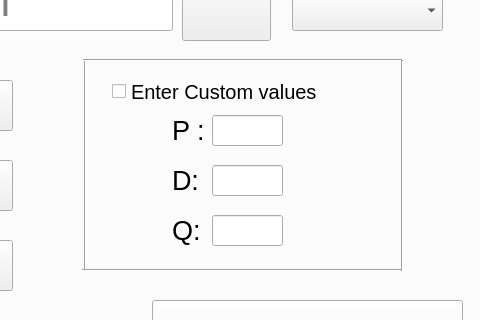
This is JT/gui.ui in jagadeesh-tolnut/Future_job_trends as Qt 5 draws it before an edit; both pictures show x 800 to 1280 and y 292 to 612 of the 1280 by 720 pixel window. The edited form follows.
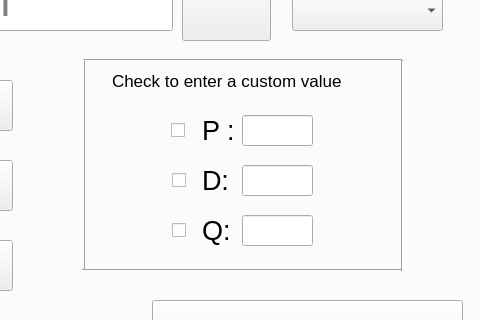
This is the edited form. The open tabs and pages were chosen to show the change. Icons and pictures are not drawn.

```diff
--- a/JT/gui.ui
+++ b/JT/gui.ui
@@ -28,6 +28,12 @@
       <pointsize>40</pointsize>
      </font>
     </property>
+    <property name="cursor">
+     <cursorShape>PointingHandCursor</cursorShape>
+    </property>
+    <property name="layoutDirection">
+     <enum>Qt::LeftToRight</enum>
+    </property>
     <property name="currentIndex">
      <number>3</number>
     </property>
@@ -474,28 +480,10 @@
        <enum>Qt::Horizontal</enum>
       </property>
      </widget>
-     <widget class="QCheckBox" name="checkBox">
-      <property name="geometry">
-       <rect>
-        <x>700</x>
-        <y>300</y>
-        <width>261</width>
-        <height>23</height>
-       </rect>
-      </property>
-      <property name="font">
-       <font>
-        <pointsize>15</pointsize>
-       </font>
-      </property>
-      <property name="text">
-       <string>Enter Custom values</string>
-      </property>
-     </widget>
      <widget class="QLabel" name="label_8">
       <property name="geometry">
        <rect>
-        <x>760</x>
+        <x>790</x>
         <y>330</y>
         <width>51</width>
         <height>41</height>
@@ -513,7 +501,7 @@
      <widget class="QLabel" name="label_9">
       <property name="geometry">
        <rect>
-        <x>760</x>
+        <x>790</x>
         <y>380</y>
         <width>51</width>
         <height>41</height>
@@ -531,7 +519,7 @@
      <widget class="QLabel" name="label_10">
       <property name="geometry">
        <rect>
-        <x>760</x>
+        <x>790</x>
         <y>430</y>
         <width>51</width>
         <height>41</height>
@@ -549,7 +537,7 @@
      <widget class="QLineEdit" name="lineEdit_4">
       <property name="geometry">
        <rect>
-        <x>800</x>
+        <x>830</x>
         <y>335</y>
         <width>71</width>
         <height>31</height>
@@ -564,7 +552,7 @@
      <widget class="QLineEdit" name="lineEdit_5">
       <property name="geometry">
        <rect>
-        <x>800</x>
+        <x>830</x>
         <y>385</y>
         <width>71</width>
         <height>31</height>
@@ -579,7 +567,7 @@
      <widget class="QLineEdit" name="lineEdit_6">
       <property name="geometry">
        <rect>
-        <x>800</x>
+        <x>830</x>
         <y>435</y>
         <width>71</width>
         <height>31</height>
@@ -746,6 +734,63 @@
        <string>Year :</string>
       </property>
      </widget>
+     <widget class="QLabel" name="label_20">
+      <property name="geometry">
+       <rect>
+        <x>700</x>
+        <y>290</y>
+        <width>281</width>
+        <height>21</height>
+       </rect>
+      </property>
+      <property name="font">
+       <font>
+        <pointsize>13</pointsize>
+       </font>
+      </property>
+      <property name="text">
+       <string>Check to enter a custom value</string>
+      </property>
+     </widget>
+     <widget class="QCheckBox" name="checkBox">
+      <property name="geometry">
+       <rect>
+        <x>759</x>
+        <y>340</y>
+        <width>71</width>
+        <height>21</height>
+       </rect>
+      </property>
+      <property name="text">
+       <string/>
+      </property>
+     </widget>
+     <widget class="QCheckBox" name="checkBox_2">
+      <property name="geometry">
+       <rect>
+        <x>760</x>
+        <y>390</y>
+        <width>71</width>
+        <height>21</height>
+       </rect>
+      </property>
+      <property name="text">
+       <string/>
+      </property>
+     </widget>
+     <widget class="QCheckBox" name="checkBox_3">
+      <property name="geometry">
+       <rect>
+        <x>760</x>
+        <y>440</y>
+        <width>71</width>
+        <height>21</height>
+       </rect>
+      </property>
+      <property name="text">
+       <string/>
+      </property>
+     </widget>
     </widget>
     <widget class="QWidget" name="tab_3">
      <attribute name="title">
```
Left out of the diff: 77 changed lines with no effect on the pictures.
